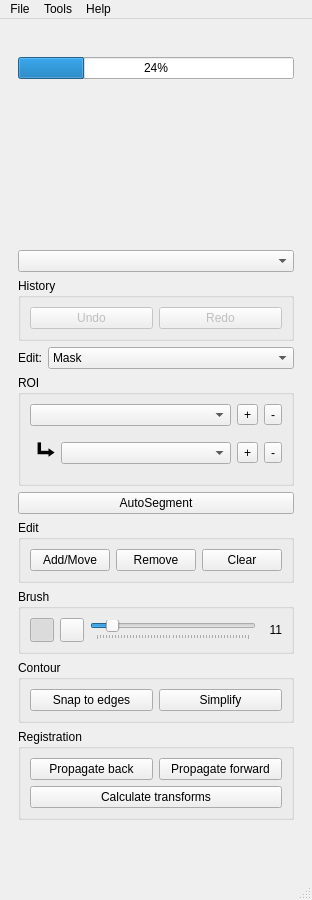
dafne-imaging/dafne, file ui/toolbox.ui: the form before one commit.
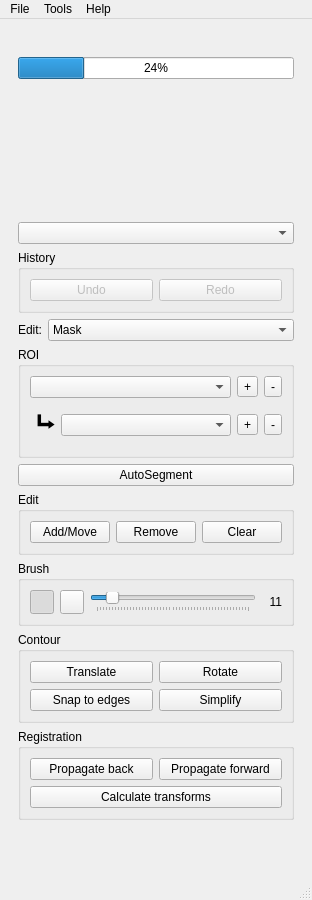
The form after the commit. Icons and pictures are not drawn.

Commit message: Translation/Rotation of contours

Diff of the .ui file:
```diff
--- a/ui/toolbox.ui
+++ b/ui/toolbox.ui
@@ -412,6 +412,30 @@
           <string>Contour</string>
          </property>
          <layout class="QVBoxLayout" name="verticalLayout_4">
+          <item>
+           <layout class="QHBoxLayout" name="horizontalLayout_7">
+            <item>
+             <widget class="QPushButton" name="translateContour_button">
+              <property name="text">
+               <string>Translate</string>
+              </property>
+              <property name="checkable">
+               <bool>true</bool>
+              </property>
+             </widget>
+            </item>
+            <item>
+             <widget class="QPushButton" name="rotateContour_button">
+              <property name="text">
+               <string>Rotate</string>
+              </property>
+              <property name="checkable">
+               <bool>true</bool>
+              </property>
+             </widget>
+            </item>
+           </layout>
+          </item>
           <item>
            <layout class="QHBoxLayout" name="horizontalLayout_9">
             <item>
```
The commit also changes 7 other files.
